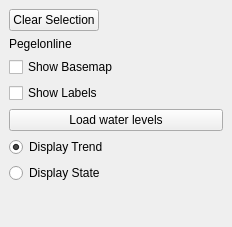
This is pegelonline_dockwidget_base.ui in escander266/PegelOnlineAbgabe2 as Qt 5 draws it before an edit. The edited form follows.
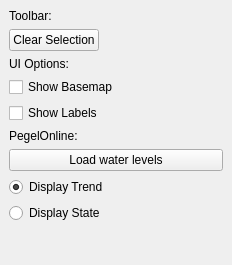
This is the edited form. Custom widgets are drawn as their Qt base class.

What changed in the file:
```diff
--- a/pegelonline_dockwidget_base.ui
+++ b/pegelonline_dockwidget_base.ui
@@ -7,7 +7,7 @@
     <x>0</x>
     <y>0</y>
     <width>232</width>
-    <height>227</height>
+    <height>265</height>
    </rect>
   </property>
   <property name="windowTitle">
@@ -21,11 +21,11 @@
     <item row="6" column="0">
      <widget class="QLabel" name="label">
       <property name="text">
-       <string>Pegelonline</string>
+       <string>UI Options:</string>
       </property>
      </widget>
     </item>
-    <item row="14" column="0">
+    <item row="15" column="0">
      <spacer name="verticalSpacer">
       <property name="orientation">
        <enum>Qt::Vertical</enum>
@@ -45,7 +45,7 @@
       </property>
      </widget>
     </item>
-    <item row="12" column="0">
+    <item row="13" column="0">
      <widget class="QRadioButton" name="rbState">
       <property name="text">
        <string>Display State</string>
@@ -55,14 +55,14 @@
       </attribute>
      </widget>
     </item>
-    <item row="10" column="0">
+    <item row="11" column="0">
      <widget class="QPushButton" name="pbLoadCurrentW">
       <property name="text">
        <string>Load water levels</string>
       </property>
      </widget>
     </item>
-    <item row="11" column="0">
+    <item row="12" column="0">
      <widget class="QRadioButton" name="rbTrend">
       <property name="text">
        <string>Display Trend</string>
@@ -109,6 +109,20 @@
       </property>
      </widget>
     </item>
+    <item row="0" column="0">
+     <widget class="QLabel" name="label_2">
+      <property name="text">
+       <string>Toolbar:</string>
+      </property>
+     </widget>
+    </item>
+    <item row="10" column="0">
+     <widget class="QLabel" name="label_3">
+      <property name="text">
+       <string>PegelOnline:</string>
+      </property>
+     </widget>
+    </item>
    </layout>
   </widget>
  </widget>
```
Left out of the diff: 2 changed lines with no effect on the pictures.
